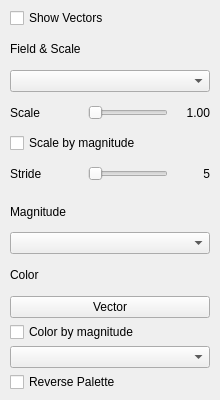
This is src/ui/vectors_page.ui in thermeng/SciRender as Qt 5 draws it before an edit. The edited form follows.
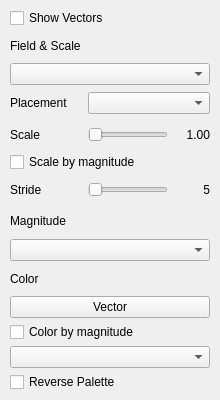
This is the edited form.

Commit message: feat(vectors): cell-centered glyph placement + double-scalar drop fix

The edit to the form file:
```diff
--- a/src/ui/vectors_page.ui
+++ b/src/ui/vectors_page.ui
@@ -60,6 +60,27 @@
       <item>
        <widget class="QComboBox" name="vectorCombo"/>
       </item>
+       <item>
+        <widget class="QWidget" name="placementRow">
+         <layout class="QHBoxLayout" name="placementLayout">
+          <property name="spacing"><number>6</number></property>
+          <property name="leftMargin"><number>0</number></property>
+          <property name="topMargin"><number>0</number></property>
+          <property name="rightMargin"><number>0</number></property>
+          <property name="bottomMargin"><number>0</number></property>
+          <item>
+           <widget class="QLabel" name="placementLabel">
+            <property name="text"><string>Placement</string></property>
+            <property name="minimumSize"><size><width>72</width><height>0</height></size></property>
+            <property name="maximumSize"><size><width>72</width><height>16777215</height></size></property><property name="alignment"><set>Qt::AlignLeft|Qt::AlignVCenter</set></property>
+           </widget>
+          </item>
+          <item>
+           <widget class="QComboBox" name="placementCombo"/>
+          </item>
+         </layout>
+        </widget>
+       </item>
       <item>
        <widget class="QWidget" name="scaleRow">
         <layout class="QHBoxLayout" name="scaleLayout">
```
Lines whose indentation alone changed are shown as unchanged. The commit also changes 10 other files.
